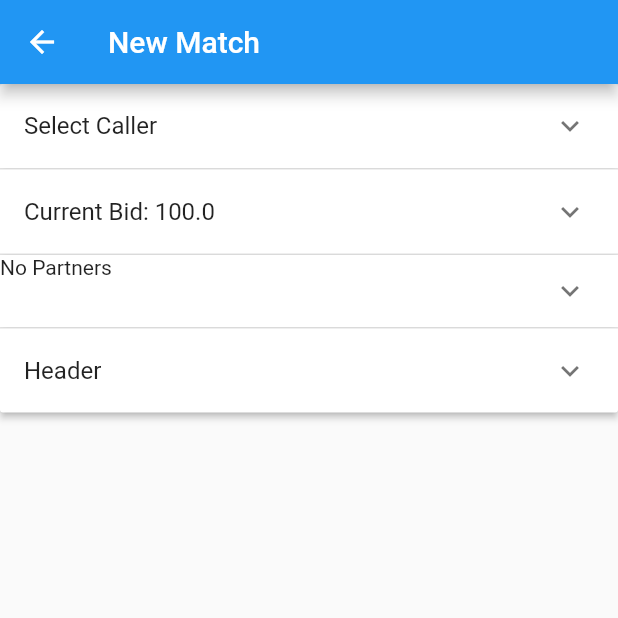
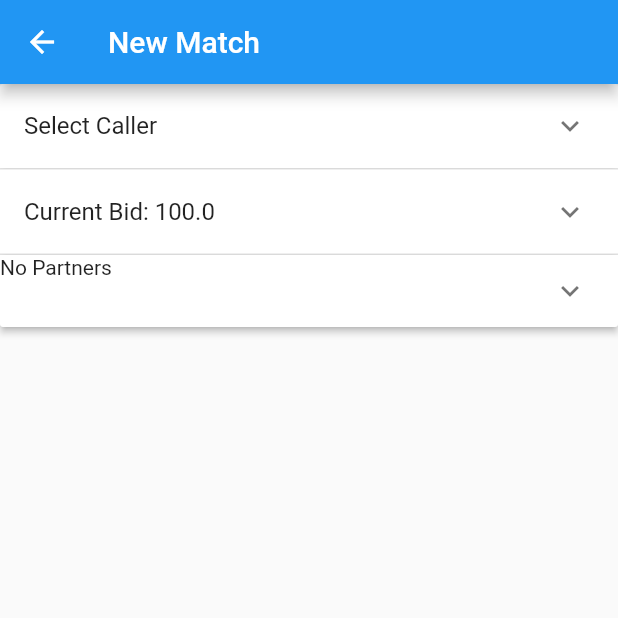
Before and after one commit to bchruszc/rook_flutter, a Flutter app: the NewMatchWidget screen opened by its route, on a phone screen of 412 x 824 dp, the top half of it. Run offline on Flutter 3.47's test engine with Material 2 defaults, Android fonts, the phone set to English and light mode, and no system bars; missing offline and left inert: frideos, frideos_core.

```diff
--- a/lib/widgets/newmatchcreen.dart
+++ b/lib/widgets/newmatchcreen.dart
@@ -1,65 +1,16 @@
 import 'package:flutter/cupertino.dart';
 import 'package:flutter/material.dart';
 import 'package:rook_flutter/models/game.dart';
-
-class PartnerSelection extends NewGameExpandableItem {
-  final List<Player> players;
-
-  PartnerSelection(NewMatch newMatch, this.players, {bool isExpanded = false})
-      : super(newMatch, isExpanded);
-
-  @override
-  ExpansionPanel create(
-      State expandedState, List<NewGameExpandableItem> items) {
-    return ExpansionPanel(
-      headerBuilder: (BuildContext context, bool isExpanded) {
-        if (newMatch.partners.length == 0) {
-          return Text('No Partners');
-        } else {
-          return Wrap(
-              spacing: 2.0,
-              direction: Axis.horizontal,
-              children: newMatch.partners.map<FlatButton>((Player player) {
-                return FlatButton(
-                  onPressed: () {
-                    expandedState.setState(() {
-                      newMatch.partners.remove(player);
-                    });
-                  },
-                  child: Text(player.name, style: TextStyle(fontSize: 16)),
-                );
-              }).toList());
-        }
-      },
-      body: Container(
-        child: Wrap(
-            spacing: 2.0,
-            direction: Axis.horizontal,
-            children: players.map<RaisedButton>((Player player) {
-              return RaisedButton(
-                onPressed: () {
-                  expandedState.setState(() {
-                    newMatch.partners.add(player);
-                  });
-                },
-                child: Text(player.name, style: TextStyle(fontSize: 20)),
-              );
-            }).toList()),
-      ),
-      isExpanded: isExpanded,
-    );
-  }
-}
 
 class CallerSelection extends NewGameExpandableItem {
   final List<Player> players;
 
   CallerSelection(NewMatch newMatch, this.players, {bool isExpanded = false})
-      : super(newMatch, isExpanded);
+      : super(newMatch, isExpanded, false);
 
   @override
-  ExpansionPanel create(
-      State expandedState, List<NewGameExpandableItem> items) {
+  ExpansionPanel create(State expandedState, List<NewGameExpandableItem> items,
+      BuildContext context) {
     return ExpansionPanel(
       headerBuilder: (BuildContext context, bool isExpanded) {
         return ListTile(
@@ -79,6 +30,10 @@ class CallerSelection extends NewGameExpandableItem {
                         ? newMatch.bidder = null
                         : newMatch.bidder = player;
                     isExpanded = false; //we made a selection unexpand section
+                    if (newMatch.bidder != null) {
+                      items[1].isExpanded = true;
+                      items[1].isLocked = false;
+                    }
                   });
                 },
                 child: Text(player.name, style: TextStyle(fontSize: 20)),
@@ -91,11 +46,13 @@ class CallerSelection extends NewGameExpandableItem {
 }
 
 class SliderItem extends NewGameExpandableItem {
-  SliderItem(NewMatch newMatch, {bool isExpanded = false})
-      : super(newMatch, isExpanded);
+  SliderItem(NewMatch newMatch,
+      {bool isExpanded = false, bool isLocked = false})
+      : super(newMatch, isExpanded, isLocked);
 
   @override
-  ExpansionPanel create(State expandState, List<NewGameExpandableItem> items) {
+  ExpansionPanel create(State expandState, List<NewGameExpandableItem> items,
+      BuildContext context) {
     return ExpansionPanel(
       headerBuilder: (BuildContext context, bool isExpanded) {
         return ListTile(
@@ -146,13 +103,64 @@ class SliderState extends State<SliderWidget> {
   }
 }
 
+class PartnerSelection extends NewGameExpandableItem {
+  final List<Player> players;
+
+  PartnerSelection(NewMatch newMatch, this.players,
+      {bool isExpanded = false, bool isLocked = false})
+      : super(newMatch, isExpanded, isLocked);
+
+  @override
+  ExpansionPanel create(State expandedState, List<NewGameExpandableItem> items,
+      BuildContext context) {
+    return ExpansionPanel(
+      headerBuilder: (BuildContext context, bool isExpanded) {
+        if (newMatch.partners.length == 0) {
+          return Text('No Partners');
+        } else {
+          return Wrap(
+              spacing: 2.0,
+              direction: Axis.horizontal,
+              children: newMatch.partners.map<FlatButton>((Player player) {
+                return FlatButton(
+                  onPressed: () {
+                    expandedState.setState(() {
+                      newMatch.partners.remove(player);
+                    });
+                  },
+                  child: Text(player.name, style: TextStyle(fontSize: 16)),
+                );
+              }).toList());
+        }
+      },
+      body: Container(
+        child: Wrap(
+            spacing: 2.0,
+            direction: Axis.horizontal,
+            children: players.map<RaisedButton>((Player player) {
+              return RaisedButton(
+                onPressed: () {
+                  expandedState.setState(() {
+                    newMatch.partners.add(player);
+                  });
+                },
+                child: Text(player.name, style: TextStyle(fontSize: 20)),
+              );
+            }).toList()),
+      ),
+      isExpanded: isExpanded,
+    );
+  }
+}
+
 // For testing
 class BasicItem extends NewGameExpandableItem {
   BasicItem(NewMatch newMatch, {bool isExpanded = false})
-      : super(newMatch, isExpanded);
+      : super(newMatch, isExpanded, true);
 
   @override
-  ExpansionPanel create(State state, List<NewGameExpandableItem> items) {
+  ExpansionPanel create(
+      State state, List<NewGameExpandableItem> items, BuildContext context) {
     return ExpansionPanel(
       headerBuilder: (BuildContext context, bool isExpanded) {
         return ListTile(
@@ -178,12 +186,14 @@ class BasicItem extends NewGameExpandableItem {
 abstract class NewGameExpandableItem {
   final NewMatch newMatch;
   bool isExpanded = false;
-  bool isLocked;
+  bool
+      isLocked; //want to try and lock the other items if the ones before are not set yet
+  //do this through streams, hierarchy?
 
-  NewGameExpandableItem(this.newMatch, this.isExpanded,
-      {this.isLocked = false});
+  NewGameExpandableItem(this.newMatch, this.isExpanded, this.isLocked);
 
-  ExpansionPanel create(State state, List<NewGameExpandableItem> items);
+  ExpansionPanel create(
+      State state, List<NewGameExpandableItem> items, BuildContext context);
 }
 
 //Entry
@@ -221,9 +231,8 @@ class ExpansionControls extends State<ExpansionStateWidget> {
     this.game = game;
     newItems = [
       CallerSelection(newMatch, game.players),
-      SliderItem(newMatch),
-      PartnerSelection(newMatch, game.players),
-      BasicItem(newMatch)
+      SliderItem(newMatch, isLocked: true),
+      PartnerSelection(newMatch, game.players, isLocked: true)
     ];
   }
 
@@ -231,21 +240,23 @@ class ExpansionControls extends State<ExpansionStateWidget> {
   Widget build(BuildContext context) {
     return SingleChildScrollView(
       child: Container(
-        child: buildPanel(),
+        child: buildPanel(context),
       ),
     );
   }
 
-  Widget buildPanel() {
+  Widget buildPanel(BuildContext context) {
     return SafeArea(
       child: ExpansionPanelList(
         expansionCallback: (int index, bool isExpanded) {
-          setState(() {
-            newItems[index].isExpanded = !isExpanded;
-          });
+          if (!newItems[index].isLocked) {
+            setState(() {
+              newItems[index].isExpanded = !isExpanded;
+            });
+          }
         },
         children: newItems.map<ExpansionPanel>((NewGameExpandableItem item) {
-          return item.create(this, newItems);
+          return item.create(this, newItems, context);
         }).toList(),
       ),
     );
```
